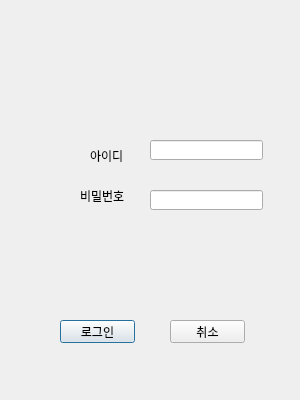
pi-lee-lee/learn, file 과제/1/ui/Login.ui: the form before one commit.
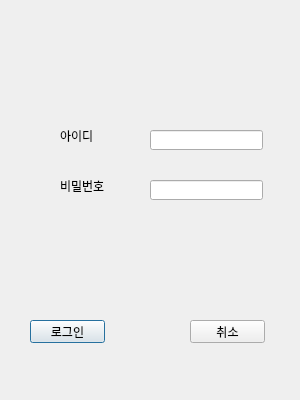
The form after the commit.

What changed in the file:
```diff
--- a/과제/1/ui/Login.ui
+++ b/과제/1/ui/Login.ui
@@ -16,8 +16,8 @@
   <widget class="QLabel" name="label">
    <property name="geometry">
     <rect>
-     <x>90</x>
-     <y>150</y>
+     <x>60</x>
+     <y>130</y>
      <width>56</width>
      <height>12</height>
     </rect>
@@ -29,7 +29,7 @@
   <widget class="QPushButton" name="Button_Login">
    <property name="geometry">
     <rect>
-     <x>60</x>
+     <x>30</x>
      <y>320</y>
      <width>75</width>
      <height>23</height>
@@ -42,7 +42,7 @@
   <widget class="QPushButton" name="Button_Exti">
    <property name="geometry">
     <rect>
-     <x>170</x>
+     <x>190</x>
      <y>320</y>
      <width>75</width>
      <height>23</height>
@@ -55,8 +55,8 @@
   <widget class="QLabel" name="label_2">
    <property name="geometry">
     <rect>
-     <x>80</x>
-     <y>190</y>
+     <x>60</x>
+     <y>180</y>
      <width>56</width>
      <height>12</height>
     </rect>
@@ -69,7 +69,7 @@
    <property name="geometry">
     <rect>
      <x>150</x>
-     <y>140</y>
+     <y>130</y>
      <width>113</width>
      <height>20</height>
     </rect>
@@ -79,7 +79,7 @@
    <property name="geometry">
     <rect>
      <x>150</x>
-     <y>190</y>
+     <y>180</y>
      <width>113</width>
      <height>20</height>
     </rect>
```
Left out of the diff: 13 changed lines with no effect on the pictures.
